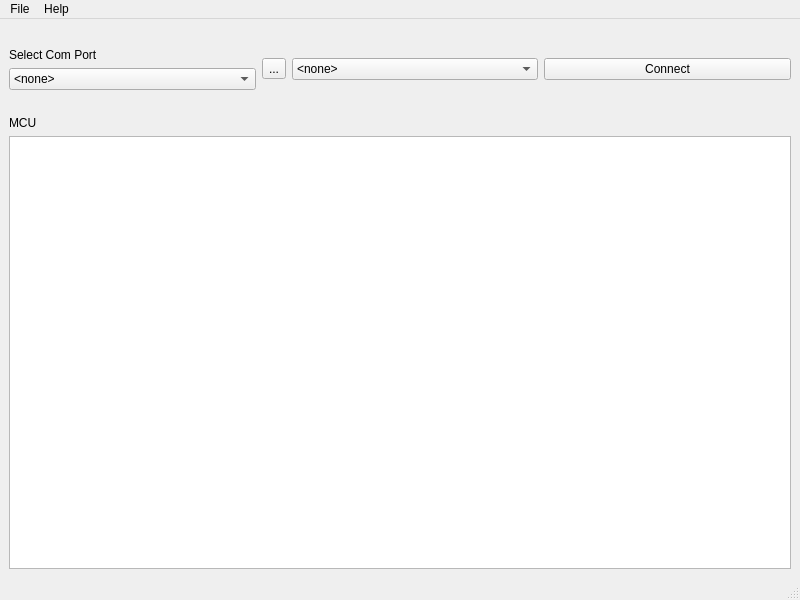
This is mainwindow.ui in DjSkaarj/port_terminal as Qt 5 draws it before an edit. The edited form follows.
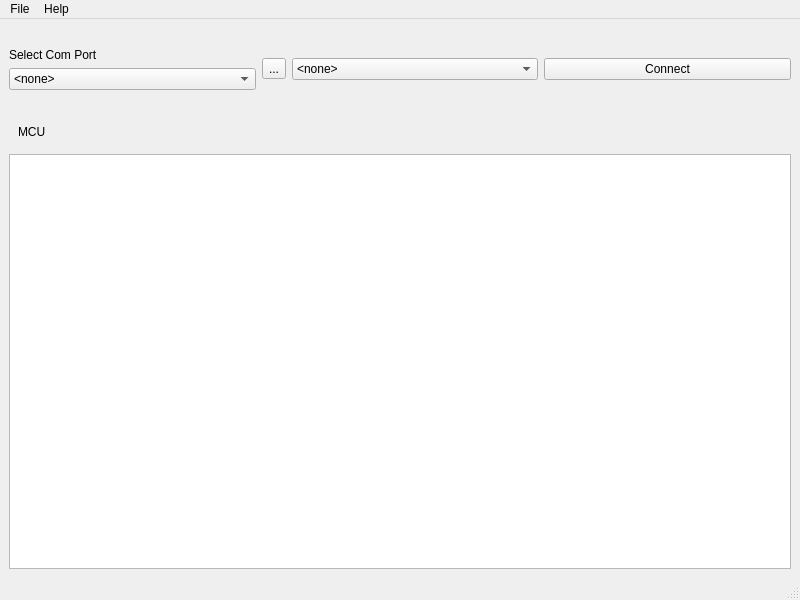
This is the edited form. Custom widgets are drawn as their Qt base class.

Commit message: Disable interface while controller is disconnected

What changed in the file:
```diff
--- a/mainwindow.ui
+++ b/mainwindow.ui
@@ -37,7 +37,7 @@
      <kerning>false</kerning>
     </font>
    </property>
-   <layout class="QVBoxLayout" name="verticalLayout_3" stretch="0,2,0">
+   <layout class="QVBoxLayout" name="verticalLayout_3" stretch="0,0,0">
     <property name="spacing">
      <number>6</number>
     </property>
@@ -101,6 +101,15 @@
      </layout>
     </item>
     <item>
+     <widget class="QWidget" name="container_widget" native="true">
+      <property name="minimumSize">
+       <size>
+        <width>0</width>
+        <height>0</height>
+       </size>
+      </property>
+      <layout class="QHBoxLayout" name="horizontalLayout">
+       <item>
      <layout class="QHBoxLayout" name="Center">
       <item>
        <layout class="QVBoxLayout" name="Left_ports"/>
@@ -122,6 +131,9 @@
        <layout class="QVBoxLayout" name="Right_ports"/>
       </item>
      </layout>
+       </item>
+      </layout>
+     </widget>
     </item>
     <item>
      <widget class="QPlainTextEdit" name="console"/>
```
Lines whose indentation alone changed are shown as unchanged. The commit also changes 4 other files.
